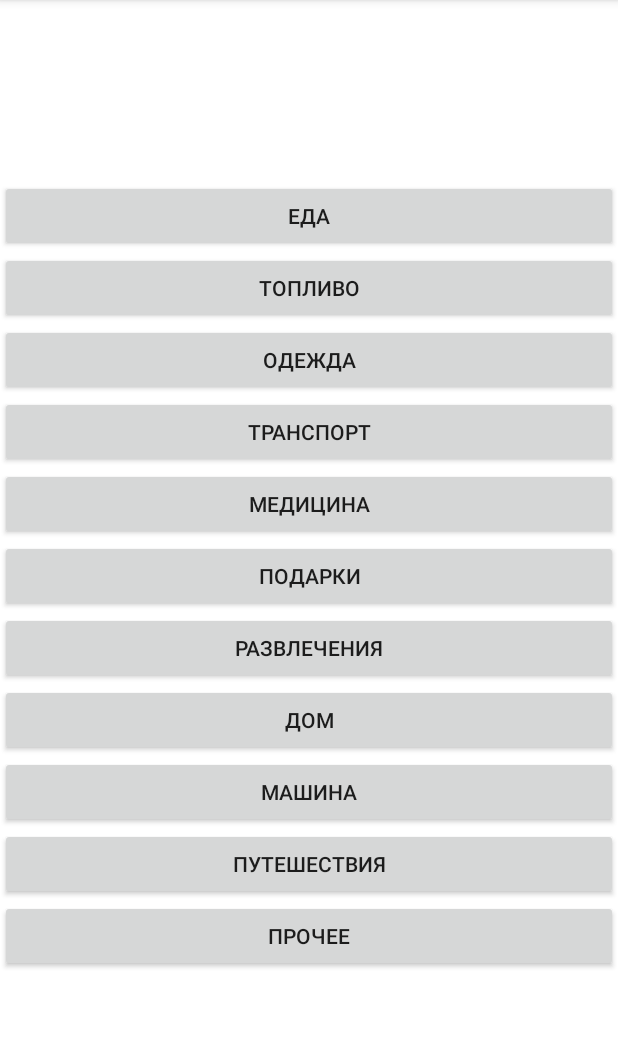
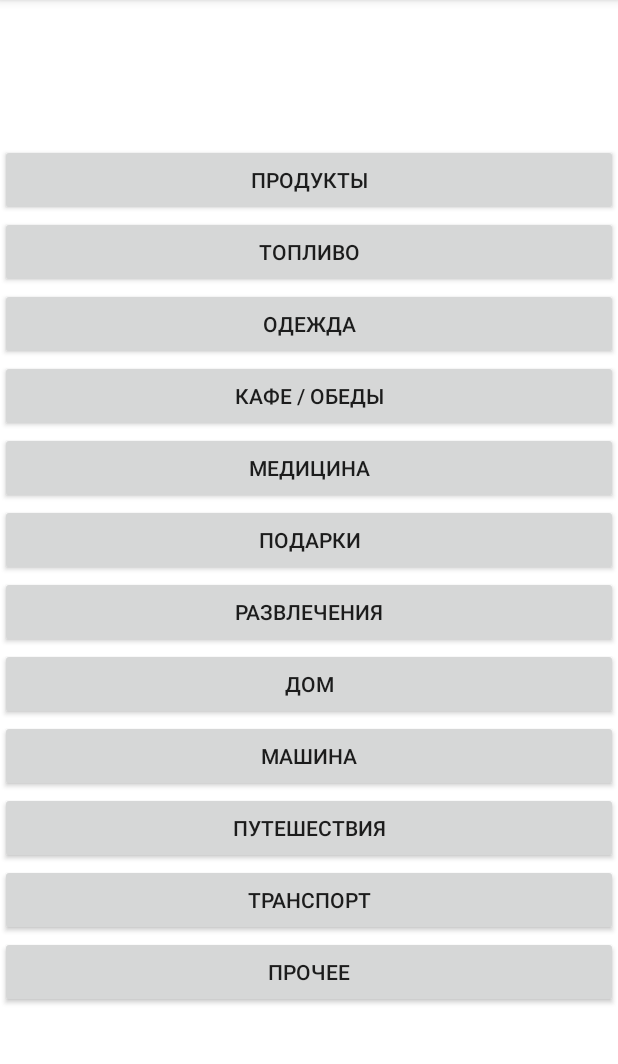
Before and after one commit to GeneGenieRus/save-my-money-app, an Android app: the screen it shows after launch (CategoryChooseActivity), after a tap on "CREATE RECORD", on a phone screen of 412 x 824 dp, the part 84-1148 px from its top. Run offline under Robolectric (Android 15) with nearby library versions, the phone set to English and light mode, and no system bars; our stand-ins replace Firebase (no records; nobody signed in at launch, a user with empty details on screens opened directly).

```diff
--- a/app/build.gradle
+++ b/app/build.gradle
@@ -10,7 +10,7 @@ android {
 
     defaultConfig {
         applicationId "com.genegenie.savemymoney"
-        minSdkVersion 23
+        minSdkVersion 24
         targetSdkVersion 30
         versionCode 1
         versionName "1.0"
--- a/app/src/main/java/com/genegenie/savemymoney/Category.kt
+++ b/app/src/main/java/com/genegenie/savemymoney/Category.kt
@@ -4,14 +4,15 @@ enum class Category(val id: Int, val resId : Int) {
     FOOD(0, R.string.categories_name_0),
     FUEL(1, R.string.categories_name_1),
     CLOTHES(2, R.string.categories_name_2),
-    TRANSPORT(3, R.string.categories_name_3),
+    FAST_FOOD(3, R.string.categories_name_3),
     PHARMACY(4, R.string.categories_name_4),
     GIFTS(5, R.string.categories_name_5),
     ENTERTAINMENT(6, R.string.categories_name_6),
     HOME(7, R.string.categories_name_7),
     CAR(8, R.string.categories_name_8),
     TRAVELS(9, R.string.categories_name_9),
-    OTHER(10, R.string.categories_name_10);
+    TRANSPORT(10, R.string.categories_name_10),
+    OTHER(11, R.string.categories_name_11);
 
     companion object {
         fun getFromId (id : Int?): Category? {
--- a/app/src/main/java/com/genegenie/savemymoney/Constants.kt
+++ b/app/src/main/java/com/genegenie/savemymoney/Constants.kt
@@ -7,4 +7,7 @@ object Constants {
 
     const val CATEGORY_CHOOSE_RESULT_CODE = 200
     const val PRICE_INPUT_RESULT_CODE = 203
+
+    const val DB_COLLECTION_MONTHS = "months"
+    const val DB_COLLECTION_EXPENSES = "expenses"
 }
--- a/app/src/main/res/values/strings.xml
+++ b/app/src/main/res/values/strings.xml
@@ -10,15 +10,16 @@
     <string name="list_activity_remove_menu_action">Удалить запись</string>
 
     <!-- CATEGORIES -->
-    <string name="categories_name_0">Еда</string>
+    <string name="categories_name_0">Продукты</string>
     <string name="categories_name_1">Топливо</string>
     <string name="categories_name_2">Одежда</string>
-    <string name="categories_name_3">Транспорт</string>
+    <string name="categories_name_3">Кафе / обеды</string>
     <string name="categories_name_4">Медицина</string>
     <string name="categories_name_5">Подарки</string>
     <string name="categories_name_6">Развлечения</string>
     <string name="categories_name_7">Дом</string>
     <string name="categories_name_8">Машина</string>
     <string name="categories_name_9">Путешествия</string>
-    <string name="categories_name_10">Прочее</string>
+    <string name="categories_name_10">Транспорт</string>
+    <string name="categories_name_11">Прочее</string>
 </resources>
```
Also changed, not shown: app/src/main/java/com/genegenie/savemymoney/ExpenseListActivity.kt (+18 -6 lines), app/src/main/java/com/genegenie/savemymoney/MainActivity.kt (+25 -11 lines).
